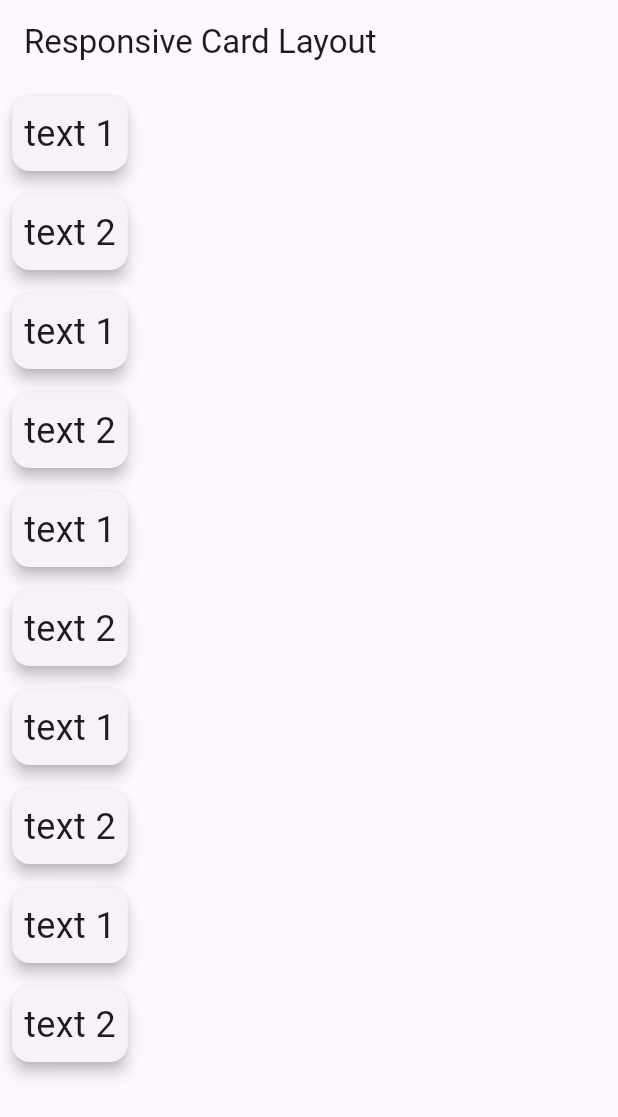
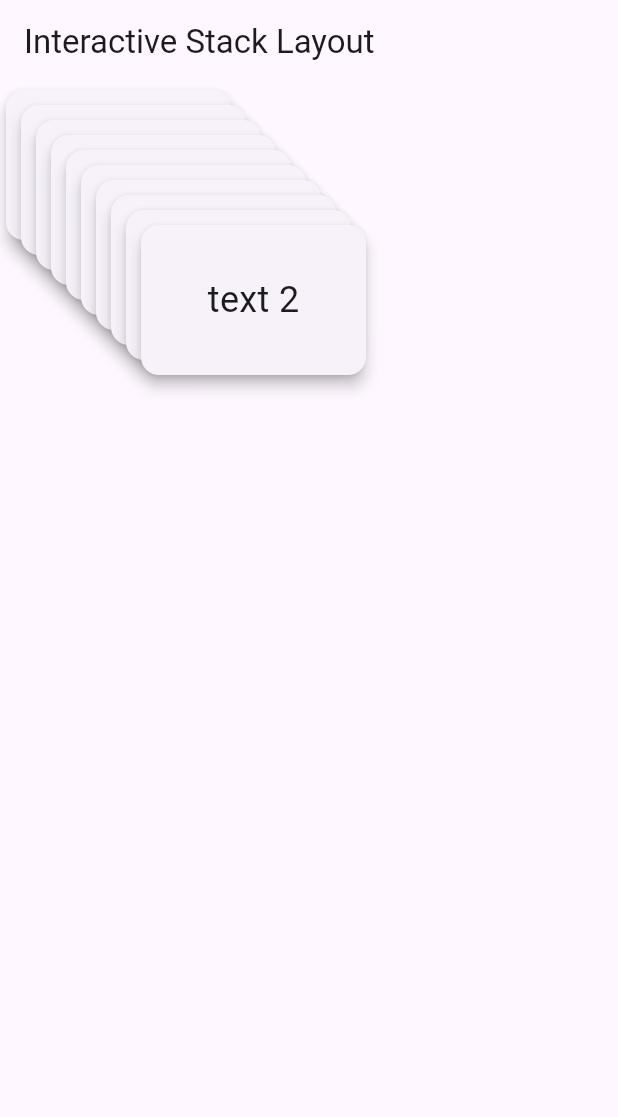
Before and after one commit to Pankaj-Suthar-25/flutter_responsive_layout, a Flutter app: the screen it shows after launch, on a phone screen of 412 x 824 dp. Shown: the top 1117 px of the screen. Run offline on Flutter 3.47's test engine with Material 3 defaults, Android fonts, the phone set to English and light mode, and no system bars.

Commit message:
Interactive Stack layout

```diff
--- a/lib/main.dart
+++ b/lib/main.dart
@@ -14,8 +14,19 @@ class MyApp extends StatelessWidget {
       theme: ThemeData(
         primarySwatch: Colors.blue,
       ),
-      home: ResponsiveCardLayout(
-        items: ['text 1', 'text 2','text 1', 'text 2','text 1', 'text 2','text 1', 'text 2','text 1', 'text 2',],
+      home: InteractiveStackLayout(
+        items: [
+          'text 1',
+          'text 2',
+          'text 1',
+          'text 2',
+          'text 1',
+          'text 2',
+          'text 1',
+          'text 2',
+          'text 1',
+          'text 2',
+        ],
       ),
     );
   }
@@ -145,3 +156,60 @@ class ResponsiveCardLayout extends StatelessWidget {
     );
   }
 }
+
+class InteractiveStackLayout extends StatefulWidget {
+  const InteractiveStackLayout({super.key, required this.items});
+
+  final List<String> items;
+
+  @override
+  State<InteractiveStackLayout> createState() => _InteractiveStackLayoutState();
+}
+
+class _InteractiveStackLayoutState extends State<InteractiveStackLayout> {
+  bool _isExpanded = false;
+
+  Widget _buildStackedCard(String text, int index) {
+    return Positioned(
+      top: index * 10.0,
+      left: index * 10.0,
+      child: GestureDetector(
+        onTap: () => setState(() => _isExpanded = true),
+        child: Card(
+          elevation: 4,
+          child: Container(
+            width: 150,
+            height: 100,
+            alignment: Alignment.center,
+            child: Text(
+              text,
+              style: const TextStyle(fontSize: 24),
+            ),
+          ),
+        ),
+      ),
+    );
+  }
+
+  Widget _buildExpandedLayout() {
+    return ResponsiveCardLayout(items: widget.items);
+  }
+
+  @override
+  Widget build(BuildContext context) {
+    return Scaffold(
+      appBar: AppBar(title: Text('Interactive Stack Layout')),
+      body: AnimatedSwitcher(
+        duration: const Duration(milliseconds: 900),
+        child: _isExpanded
+            ? _buildExpandedLayout()
+            : Stack(
+                children: List.generate(
+                  widget.items.length,
+                  (index) => _buildStackedCard(widget.items[index], index),
+                ),
+              ),
+      ),
+    );
+  }
+}
```
